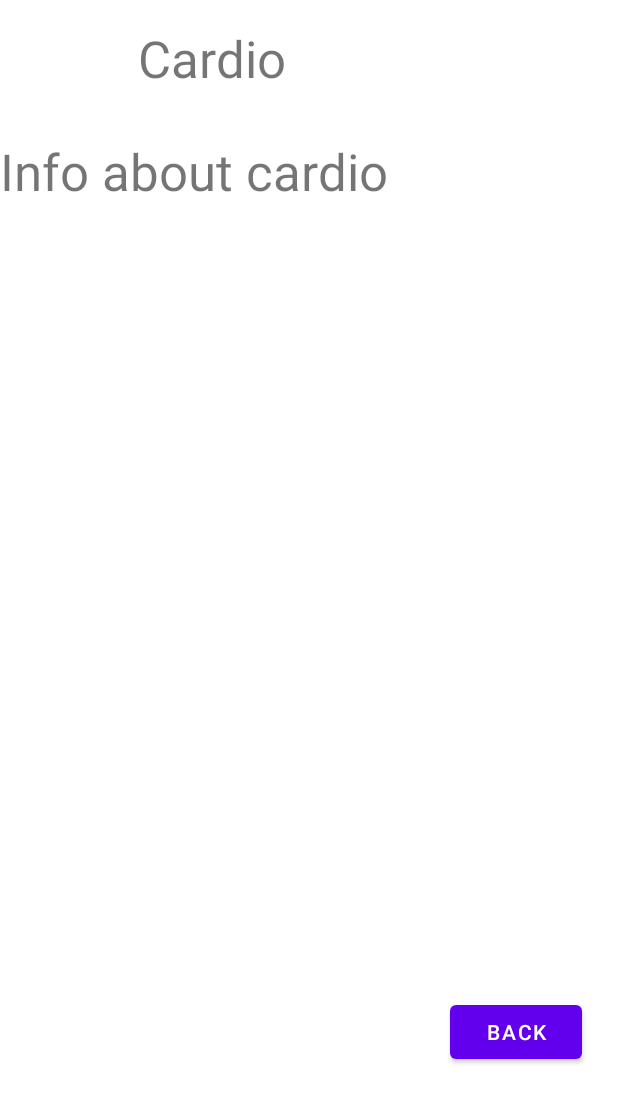
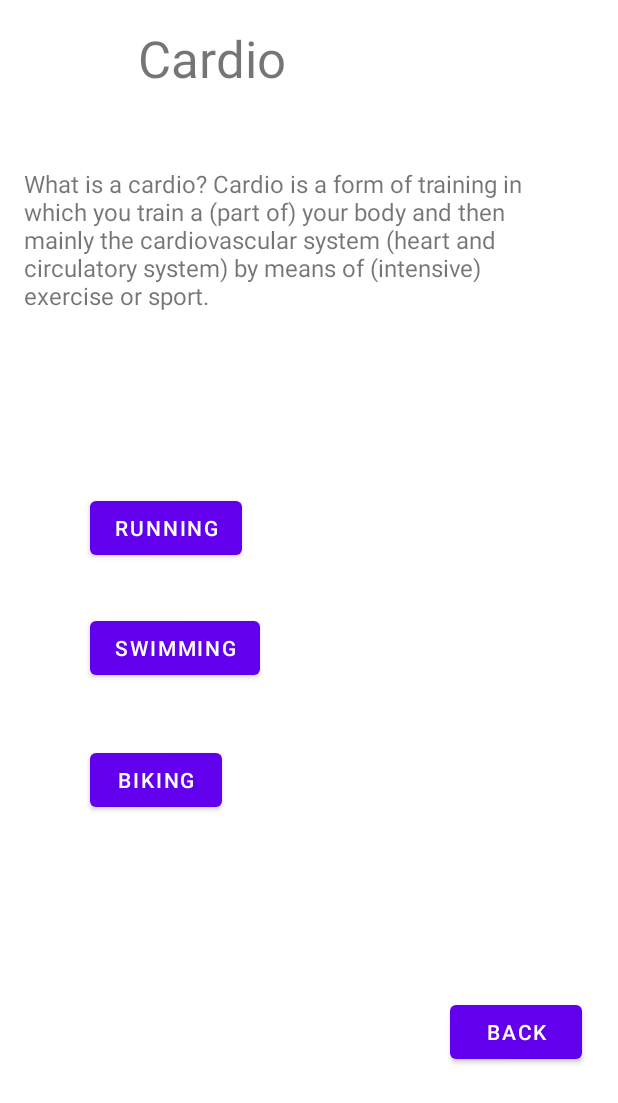
Before and after one commit to wekkes123/FitnessApp, an Android app: the Cardio screen opened directly, with no data from a screen before it, on a phone screen of 412 x 824 dp. Shown: the top 1103 px of the screen. Run offline under Robolectric (Android 15) with nearby library versions, the phone set to English and light mode, and no system bars.

Commit message:
cardio info

```diff
--- a/app/src/main/java/be/kuleuven/fitnessapp/classes/ActivityC/Categories.java
+++ b/app/src/main/java/be/kuleuven/fitnessapp/classes/ActivityC/Categories.java
@@ -28,6 +28,7 @@ public class Categories extends AppCompatActivity {
         this.getWindow().setFlags(WindowManager.LayoutParams.FLAG_FULLSCREEN,
                 WindowManager.LayoutParams.FLAG_FULLSCREEN);
         //end
+
         setContentView(R.layout.activity_categories);
         Cardio = (Button) findViewById(R.id.first_exercise);
         Heavy_lifting = (Button) findViewById(R.id.second_exercise);
--- a/app/src/main/res/layout/activity_cardio.xml
+++ b/app/src/main/res/layout/activity_cardio.xml
@@ -19,10 +19,12 @@
 
     <TextView
         android:id="@+id/more_info_cardio"
-        android:layout_width="277dp"
-        android:layout_height="118dp"
-        android:text="Info about cardio"
-        android:textSize="34sp"
+        android:layout_width="354dp"
+        android:layout_height="143dp"
+        android:layout_marginStart="16dp"
+        android:layout_marginTop="20dp"
+        android:text="What is a cardio? Cardio is a form of training in which you train a (part of) your body and then mainly the cardiovascular system (heart and circulatory system) by means of (intensive) exercise or sport."
+        android:textSize="16sp"
         app:layout_constraintStart_toStartOf="parent"
         app:layout_constraintTop_toBottomOf="@+id/the_1st_title" />
 
@@ -35,4 +37,34 @@
         android:text="back"
         app:layout_constraintStart_toStartOf="parent"
         app:layout_constraintTop_toTopOf="parent" />
+
+    <Button
+        android:id="@+id/first_common_exercise_cardio"
+        android:layout_width="wrap_content"
+        android:layout_height="wrap_content"
+        android:layout_marginStart="60dp"
+        android:layout_marginTop="328dp"
+        android:text="Running"
+        app:layout_constraintStart_toStartOf="parent"
+        app:layout_constraintTop_toTopOf="parent" />
+
+    <Button
+        android:id="@+id/second_common_exercise_cardio"
+        android:layout_width="wrap_content"
+        android:layout_height="wrap_content"
+        android:layout_marginStart="60dp"
+        android:layout_marginTop="32dp"
+        android:text="swimming"
+        app:layout_constraintStart_toStartOf="parent"
+        app:layout_constraintTop_toBottomOf="@+id/first_common_exercise_cardio" />
+
+    <Button
+        android:id="@+id/third_common_exercise_cardio"
+        android:layout_width="wrap_content"
+        android:layout_height="wrap_content"
+        android:layout_marginStart="60dp"
+        android:layout_marginTop="40dp"
+        android:text="biking"
+        app:layout_constraintStart_toStartOf="parent"
+        app:layout_constraintTop_toBottomOf="@+id/second_common_exercise_cardio" />
 </androidx.constraintlayout.widget.ConstraintLayout>
```
